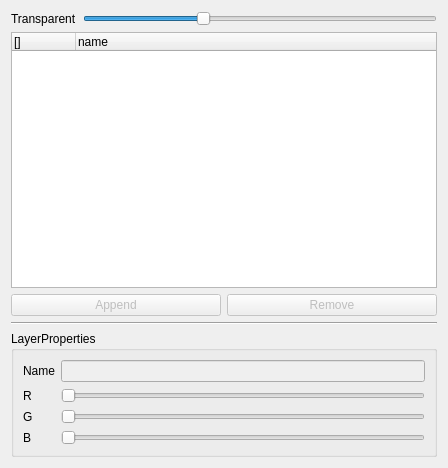
Before: the Qt Designer form src/ui/frm_watershed.ui in MizunagiKB/ilwork, drawn with Qt 5.
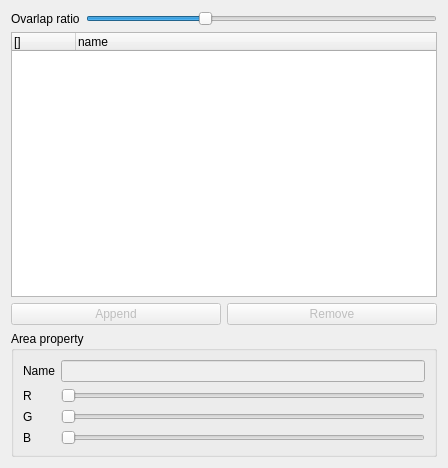
After: the same form once the commit is applied.

Patch:
```diff
--- a/src/ui/frm_watershed.ui
+++ b/src/ui/frm_watershed.ui
@@ -16,13 +16,10 @@
   <layout class="QVBoxLayout" name="verticalLayout">
    <item>
     <layout class="QFormLayout" name="formLayout">
-     <property name="fieldGrowthPolicy">
-      <enum>QFormLayout::ExpandingFieldsGrow</enum>
-     </property>
      <item row="0" column="0">
       <widget class="QLabel" name="label_5">
        <property name="text">
-        <string>Transparent</string>
+        <string>Ovarlap ratio</string>
        </property>
       </widget>
      </item>
@@ -127,20 +124,13 @@
      </item>
     </layout>
    </item>
-   <item>
-    <widget class="Line" name="line">
-     <property name="orientation">
-      <enum>Qt::Horizontal</enum>
-     </property>
-    </widget>
-   </item>
    <item>
     <widget class="QGroupBox" name="group_layer_property">
      <property name="enabled">
       <bool>true</bool>
      </property>
      <property name="title">
-      <string>LayerProperties</string>
+      <string>Area property</string>
      </property>
      <layout class="QFormLayout" name="formLayout_2">
       <property name="fieldGrowthPolicy">
```
Left out of the diff: 15 changed lines with no effect on the pictures.
